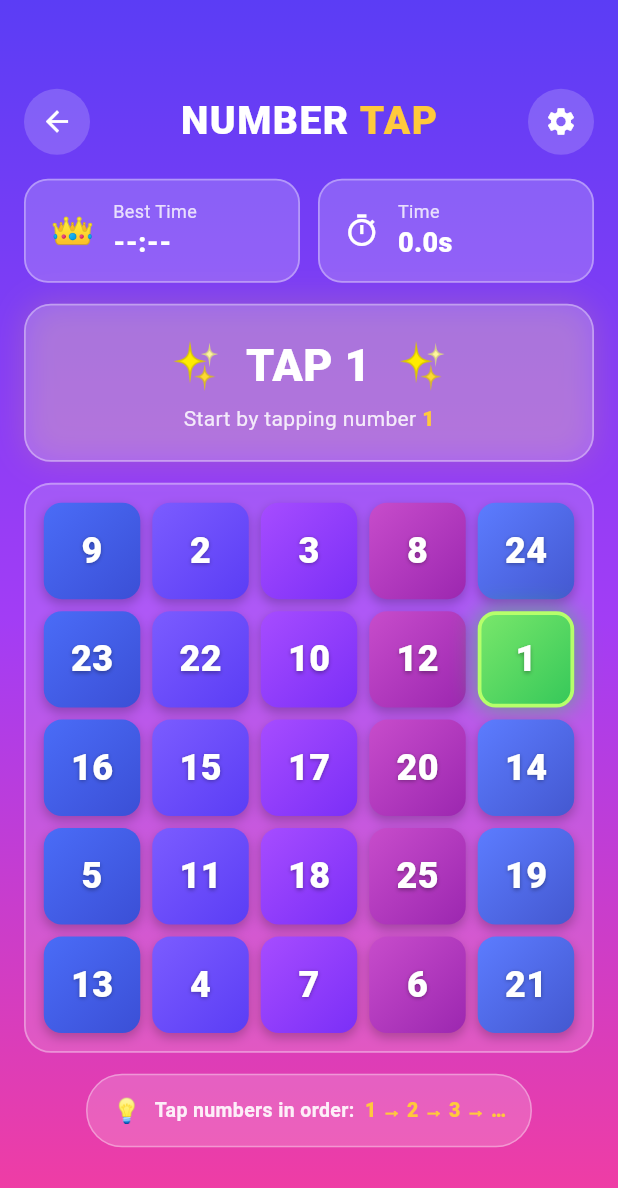
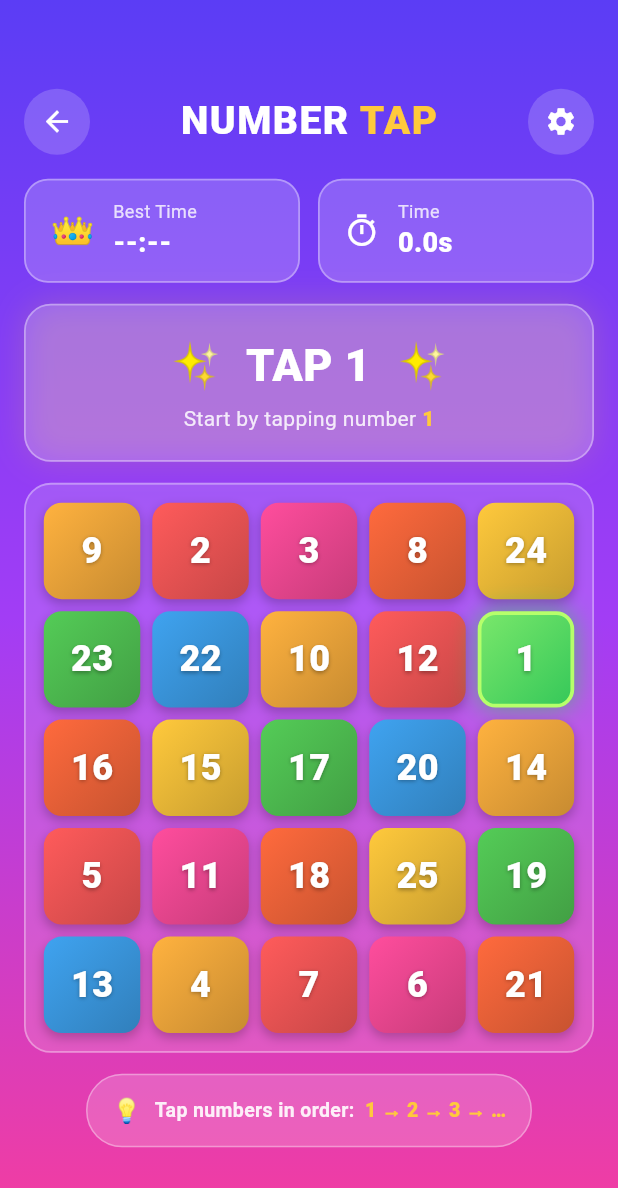
Before and after one commit to pawan-swoyef/2048, a Flutter app: the NumberTapScreen screen opened directly, on a phone screen of 412 x 824 dp. Shown: the top 1188 px of the screen. Run offline on Flutter 3.47's test engine with Material 3 defaults, Android fonts, the phone set to English and light mode, and no system bars; our stand-ins replace audioplayers, google_mobile_ads, in_app_purchase, share_plus, shared_preferences; accounts and stored records are empty.

Commit message:
feat(numbertap): theme the tiles with all 7 themes
Number Tap tiles now draw their colors from the active GameTheme's tile
palette (the same colors 2048 uses), so picking any of the 7 themes
recolors this game too. Number text uses the theme tile's text color for
contrast. Green "next" guide stays universal.

Co-Authored-By: Claude Opus 4.8 <noreply@anthropic.com>

```diff
--- a/lib/ui/numbertap/number_tap_screen.dart
+++ b/lib/ui/numbertap/number_tap_screen.dart
@@ -10,14 +10,10 @@ import '../theme_picker.dart';
 
 const _gold = Color(0xFFFFC93C);
 
-// Tile gradients (blue / indigo / purple / magenta), assigned per cell.
-const _tilePalette = <List<Color>>[
-  [Color(0xFF4A6CF7), Color(0xFF3B4FD6)],
-  [Color(0xFF7B5CFF), Color(0xFF5B3DF5)],
-  [Color(0xFFA64CFF), Color(0xFF7B2FF7)],
-  [Color(0xFFC74CCB), Color(0xFF9C27B0)],
-  [Color(0xFF5C7CFF), Color(0xFF4458D0)],
-];
+// Tiles take their colors from the active theme's tile palette (the same
+// colors 2048 uses), so all 7 themes recolor this game too. These 2048 tile
+// values give a varied, theme-appropriate spread.
+const _themeSamples = [8, 16, 32, 64, 128, 256, 512];
 const _greenGrad = [Color(0xFF7BE86B), Color(0xFF34C759)];
 
 /// Number Tap Challenge: tap 1..25 in order as fast as you can. Best time
@@ -329,11 +325,13 @@ class _NumberTapScreenState extends State<NumberTapScreen> {
       );
     }
 
+    final tc = theme.tileColors(_themeSamples[index % _themeSamples.length]);
     final grad = flashing
         ? const [Color(0xFFFF6B6B), Color(0xFFE53935)]
         : isNext
             ? _greenGrad
-            : _tilePalette[index % _tilePalette.length];
+            : [tc.background, Color.lerp(tc.background, Colors.black, 0.22)!];
+    final textColor = (flashing || isNext) ? Colors.white : tc.text;
 
     return Padding(
       padding: const EdgeInsets.all(4),
@@ -363,11 +361,13 @@ class _NumberTapScreenState extends State<NumberTapScreen> {
           child: Center(
             child: Text(
               '$number',
-              style: const TextStyle(
+              style: TextStyle(
                 fontSize: 24,
                 fontWeight: FontWeight.w900,
-                color: Colors.white,
-                shadows: [Shadow(color: Color(0x55000000), blurRadius: 3, offset: Offset(0, 1))],
+                color: textColor,
+                shadows: const [
+                  Shadow(color: Color(0x55000000), blurRadius: 3, offset: Offset(0, 1))
+                ],
               ),
             ),
           ),
```
